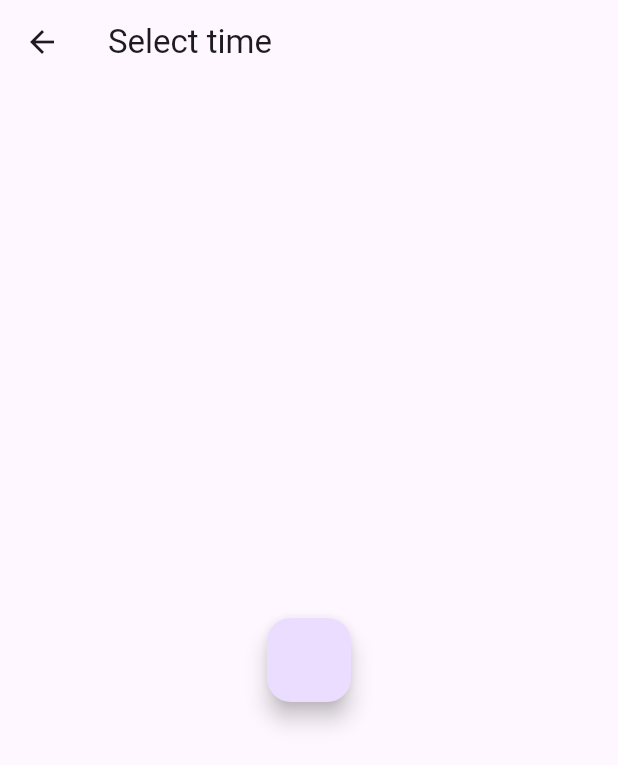
After one commit to vasanthyenuganti/FLUTTER_CLASS, a Flutter app: the screen it shows after launch, after a tap on "Time Picker", on a phone screen of 412 x 824 dp. The commit adds this screen. Shown: the top 765 px of the screen. Run offline on Flutter 3.47's test engine with Material 3 defaults, Android fonts, the phone set to English and light mode, and no system bars; our stand-ins replace device_preview; network calls fail; key blocks and very long unbroken strings in the code were emptied for the run.

Commit message:
time picker and drop down

```diff
--- a/input_fields/lib/main.dart
+++ b/input_fields/lib/main.dart
@@ -3,10 +3,12 @@ import 'package:flutter/foundation.dart';
 import 'package:flutter/material.dart';
 import 'package:input_fields/my_check_box.dart';
 import 'package:input_fields/my_date_picker.dart';
+import 'package:input_fields/my_drop_down.dart';
 import 'package:input_fields/my_insta_screen.dart';
 import 'package:input_fields/my_radio_button.dart';
 import 'package:input_fields/my_slider.dart';
 import 'package:input_fields/my_switch.dart';
+import 'package:input_fields/my_time_picker.dart';
 import 'package:input_fields/palt_prod_widget.dart';
 import 'package:device_preview/device_preview.dart';
 
@@ -130,6 +132,28 @@ class _MyHomeState extends State<MyHome> {
                 child: Text("Date Picker", style: TextStyle()),
               ),
             ),
+            Center(
+              child: ElevatedButton(
+                onPressed: () {
+                  Navigator.push(
+                    context,
+                    MaterialPageRoute(builder: (context) => MyTimePicker()),
+                  );
+                },
+                child: Text("Time Picker", style: TextStyle()),
+              ),
+            ),
+            Center(
+              child: ElevatedButton(
+                onPressed: () {
+                  Navigator.push(
+                    context,
+                    MaterialPageRoute(builder: (context) => MyDropDown()),
+                  );
+                },
+                child: Text("Drop Down", style: TextStyle()),
+              ),
+            ),
           ],
         ),
       ),
--- /dev/null
+++ b/input_fields/lib/my_time_picker.dart
@@ -0,0 +1,53 @@
+import 'package:flutter/material.dart';
+
+class MyTimePicker extends StatefulWidget {
+  const MyTimePicker({super.key});
+
+  @override
+  State<MyTimePicker> createState() => _MyTimePickerState();
+}
+
+class _MyTimePickerState extends State<MyTimePicker> {
+  TimeOfDay? _time;
+  @override
+  Widget build(BuildContext context) {
+    return Scaffold(
+      appBar: AppBar(
+        title: Text(_time != null ? _time!.format(context) : "Select time"),
+      ),
+      body: Center(
+        child: FloatingActionButton(
+          onPressed: () async {
+            _time = await showTimePicker(
+              context: context,
+              initialTime: TimeOfDay.now(),
+
+              helpText: "Select Time of DOB",
+              cancelText: "Remove",
+              initialEntryMode: TimePickerEntryMode.dialOnly,
+              builder: (context, chil) {
+                return Theme(
+                  data: ThemeData(
+                    timePickerTheme: TimePickerThemeData(
+                      backgroundColor: Colors.blue,
+                      dialBackgroundColor: Colors.green,
+                      // shape: RoundedRectangleBorder(
+                      //   borderRadius: BorderRadius.circular(0),
+                      // ),
+                    ),
+                  ),
+                  child: chil!,
+                );
+              },
+              // text
+            );
+            if (_time != null) {
+              setState(() {});
+            }
+            // showDateRangePicker(context: context, firstDate: firstDate, lastDate: lastDate)
+          },
+        ),
+      ),
+    );
+  }
+}
```
Also changed, not shown: input_fields/lib/my_drop_down.dart (added, +43 -0 lines).
